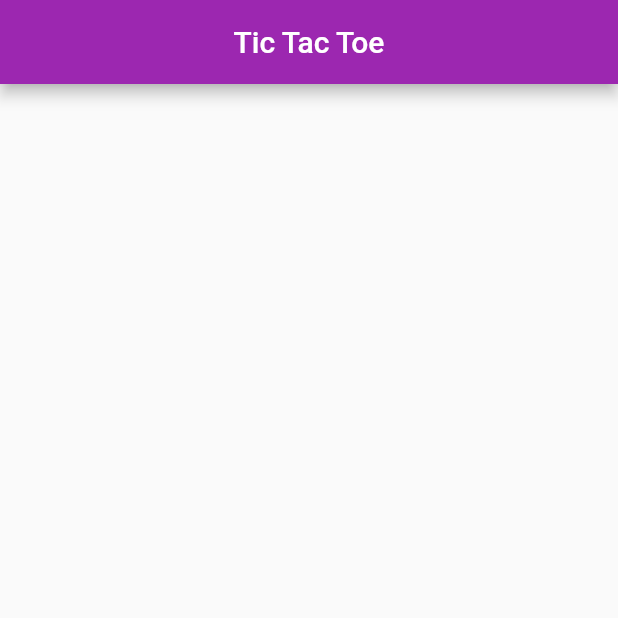
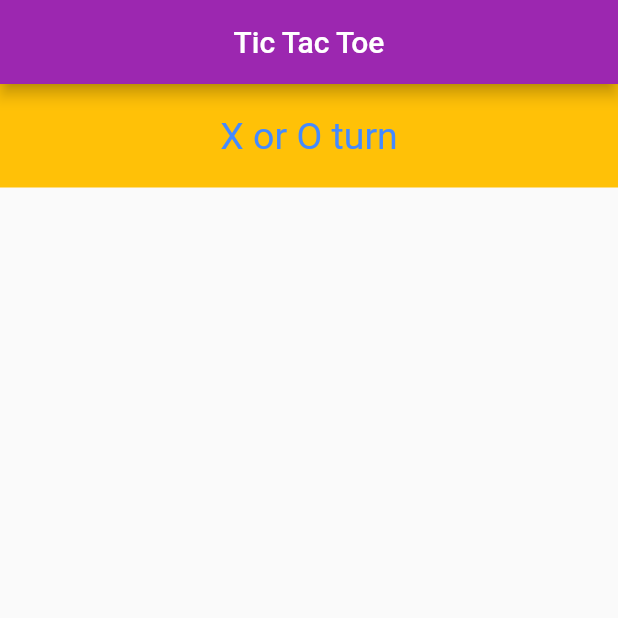
Before and after one commit to Akinyeleib/tictactoe, a Flutter app: the screen it shows after launch, on a phone screen of 412 x 824 dp, the top half of it. Run offline on Flutter 3.47's test engine with Material 2 defaults, Android fonts, the phone set to English and light mode, and no system bars.

Commit message:
Turn Bar completed

```diff
--- a/lib/main.dart
+++ b/lib/main.dart
@@ -21,8 +21,20 @@ class _GameActivityState extends State<GameActivity> {
           centerTitle: true,
         ),
         body: Column(
-          children: const [
-
+          children: [
+            Container(
+              width: double.infinity,
+              padding: EdgeInsets.all(20),
+              child: Text(
+                "X or O turn",
+                style: TextStyle(
+                  fontSize: 25,
+                  color: Colors.blueAccent,
+                ),
+              ),
+              alignment: Alignment.center,
+              color: Colors.amber,
+            ),
           ],
         ),
       ),
```
